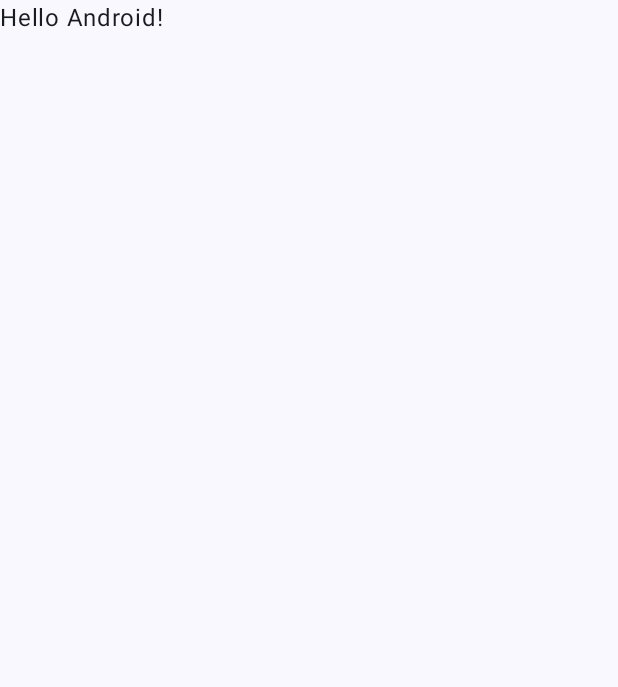
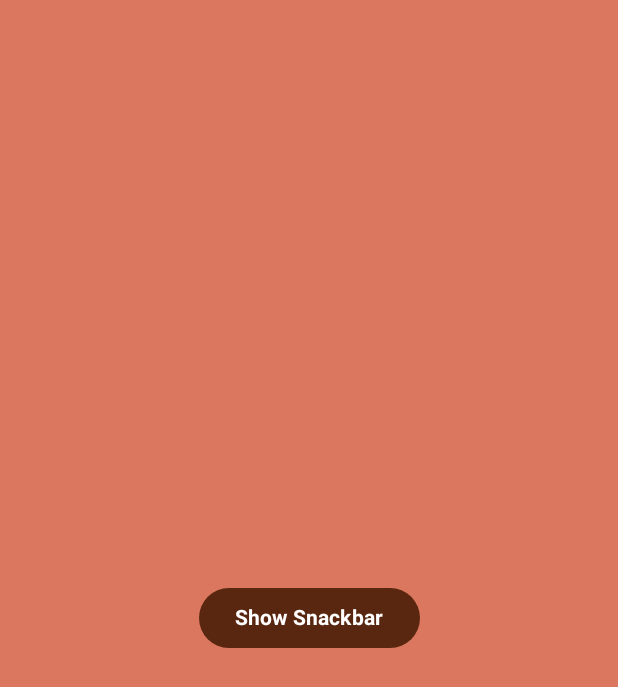
Before and after one commit to Kotlity/JetpackComposeSamples, an Android app built with Jetpack Compose: the screen it shows after launch (MainActivity), on a phone screen of 412 x 824 dp. Before the commit the part shown is almost empty. Shown: the top 687 px of the screen. Run offline under Robolectric (Android 15) with nearby library versions, the phone set to English and light mode, and no system bars.

Commit message:
Custom Snackbar

```diff
--- /dev/null
+++ b/app/src/main/java/com/snackbar/CustomSnackbarSample.kt
@@ -0,0 +1,64 @@
+package com.snackbar
+
+import androidx.compose.foundation.background
+import androidx.compose.foundation.layout.Box
+import androidx.compose.foundation.layout.fillMaxSize
+import androidx.compose.foundation.layout.padding
+import androidx.compose.material3.ExperimentalMaterial3Api
+import androidx.compose.material3.Scaffold
+import androidx.compose.material3.SnackbarDuration
+import androidx.compose.material3.SnackbarHost
+import androidx.compose.material3.SnackbarHostState
+import androidx.compose.runtime.Composable
+import androidx.compose.runtime.remember
+import androidx.compose.runtime.rememberCoroutineScope
+import androidx.compose.ui.Alignment
+import androidx.compose.ui.Modifier
+import androidx.compose.ui.platform.LocalContext
+import androidx.compose.ui.res.colorResource
+import kotlinx.coroutines.launch
+
+
+@OptIn(ExperimentalMaterial3Api::class)
+@Composable
+fun CustomSnackbarSample() {
+
+    val snackbarState = remember {
+        SnackbarHostState()
+    }
+
+    val coroutineScope = rememberCoroutineScope()
+
+    val context = LocalContext.current
+
+    Scaffold(
+        modifier = Modifier.fillMaxSize(),
+        snackbarHost = {
+            SnackbarHost(hostState = snackbarState) { snackbarData ->
+                CustomSnackbar(snackbarData = snackbarData)
+            }
+        }
+    ) { paddingValues ->
+        Box(
+            modifier = Modifier
+                .padding(paddingValues)
+                .fillMaxSize()
+                .background(colorResource(id = R.color.boxBackgroundColor)),
+            contentAlignment = Alignment.Center
+        ) {
+            ShowSnackbarButton(
+                onButtonClick = {
+                    coroutineScope.launch {
+                        snackbarState.showSnackbar(
+                            CustomSnackbarVisual(
+                                action = context.getString(R.string.snackbarActionLabel),
+                                snackbarDuration = SnackbarDuration.Short,
+                                snackbarMessage = context.getString(R.string.snackbarMessage)
+                            )
+                        )
+                    }
+                }
+            )
+        }
+    }
+}
--- a/app/src/main/java/com/snackbar/MainActivity.kt
+++ b/app/src/main/java/com/snackbar/MainActivity.kt
@@ -3,13 +3,6 @@ package com.snackbar
 import android.os.Bundle
 import androidx.activity.ComponentActivity
 import androidx.activity.compose.setContent
-import androidx.compose.foundation.layout.fillMaxSize
-import androidx.compose.material3.MaterialTheme
-import androidx.compose.material3.Surface
-import androidx.compose.material3.Text
-import androidx.compose.runtime.Composable
-import androidx.compose.ui.Modifier
-import androidx.compose.ui.tooling.preview.Preview
 import com.snackbar.ui.theme.SnackbarTheme
 
 class MainActivity : ComponentActivity() {
@@ -17,30 +10,8 @@ class MainActivity : ComponentActivity() {
         super.onCreate(savedInstanceState)
         setContent {
             SnackbarTheme {
-                // A surface container using the 'background' color from the theme
-                Surface(
-                    modifier = Modifier.fillMaxSize(),
-                    color = MaterialTheme.colorScheme.background
-                ) {
-                    Greeting("Android")
-                }
+                CustomSnackbarSample()
             }
         }
     }
 }
-
-@Composable
-fun Greeting(name: String, modifier: Modifier = Modifier) {
-    Text(
-        text = "Hello $name!",
-        modifier = modifier
-    )
-}
-
-@Preview(showBackground = true)
-@Composable
-fun GreetingPreview() {
-    SnackbarTheme {
-        Greeting("Android")
-    }
-}
--- /dev/null
+++ b/app/src/main/java/com/snackbar/ShowSnackbarButton.kt
@@ -0,0 +1,27 @@
+package com.snackbar
+
+import androidx.compose.material3.Button
+import androidx.compose.material3.ButtonDefaults
+import androidx.compose.material3.MaterialTheme
+import androidx.compose.material3.Text
+import androidx.compose.runtime.Composable
+import androidx.compose.ui.res.colorResource
+import androidx.compose.ui.res.stringResource
+import androidx.compose.ui.text.font.FontWeight
+
+@Composable
+fun ShowSnackbarButton(
+    onButtonClick: () -> Unit
+) {
+    Button(
+        onClick = {
+            onButtonClick()
+        },
+        colors = ButtonDefaults.buttonColors(containerColor = colorResource(id = R.color.snackbarBorderColor))
+    ) {
+        Text(
+            text = stringResource(id = R.string.showSnackbarButtonLabel),
+            style = MaterialTheme.typography.labelLarge.copy(fontWeight = FontWeight.Bold)
+        )
+    }
+}
--- /dev/null
+++ b/app/src/main/res/values-night/colors.xml
@@ -0,0 +1,7 @@
+<?xml version="1.0" encoding="utf-8"?>
+<resources>
+    <color name="snackbarBorderColor">#3FCA8B</color>
+    <color name="snackbarActionLabelColor">#D61A1A</color>
+    <color name="snackbarContainerColor">#0C94EF</color>
+    <color name="boxBackgroundColor">#EC445E</color>
+</resources>
--- a/app/src/main/res/values/colors.xml
+++ b/app/src/main/res/values/colors.xml
@@ -7,4 +7,8 @@
     <color name="teal_700">#FF018786</color>
     <color name="black">#FF000000</color>
     <color name="white">#FFFFFFFF</color>
+    <color name="snackbarBorderColor">#592710</color>
+    <color name="snackbarActionLabelColor">#59DC13</color>
+    <color name="snackbarContainerColor">#171212</color>
+    <color name="boxBackgroundColor">#DA775E</color>
 </resources>
--- a/app/src/main/res/values/strings.xml
+++ b/app/src/main/res/values/strings.xml
@@ -1,3 +1,6 @@
 <resources>
     <string name="app_name">Snackbar</string>
+    <string name="snackbarActionLabel">Dismiss</string>
+    <string name="snackbarMessage">Some message in custom Snackbar</string>
+    <string name="showSnackbarButtonLabel">Show Snackbar</string>
 </resources>
```
Also changed, not shown: app/src/main/java/com/snackbar/CustomSnackbar.kt (added, +54 -0 lines), app/src/main/java/com/snackbar/CustomSnackbarVisual.kt (added, +17 -0 lines), app/src/main/java/com/snackbar/Dimensions.kt (added, +10 -0 lines).
